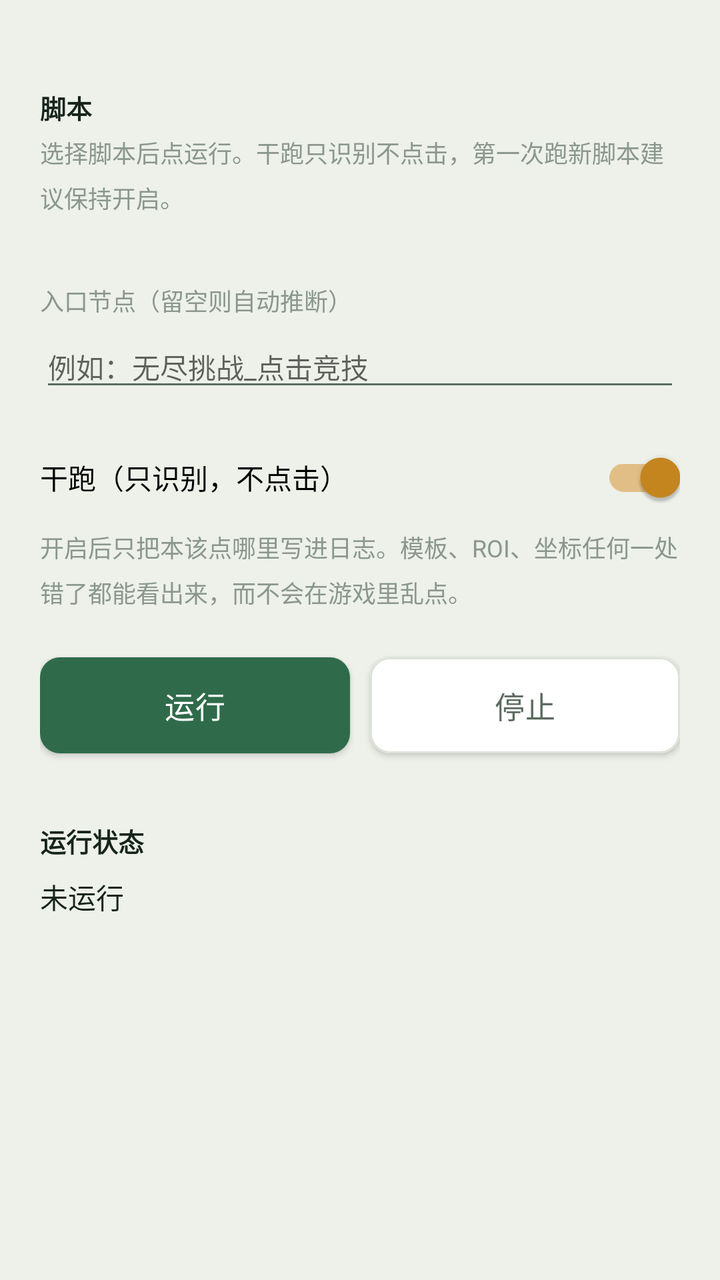
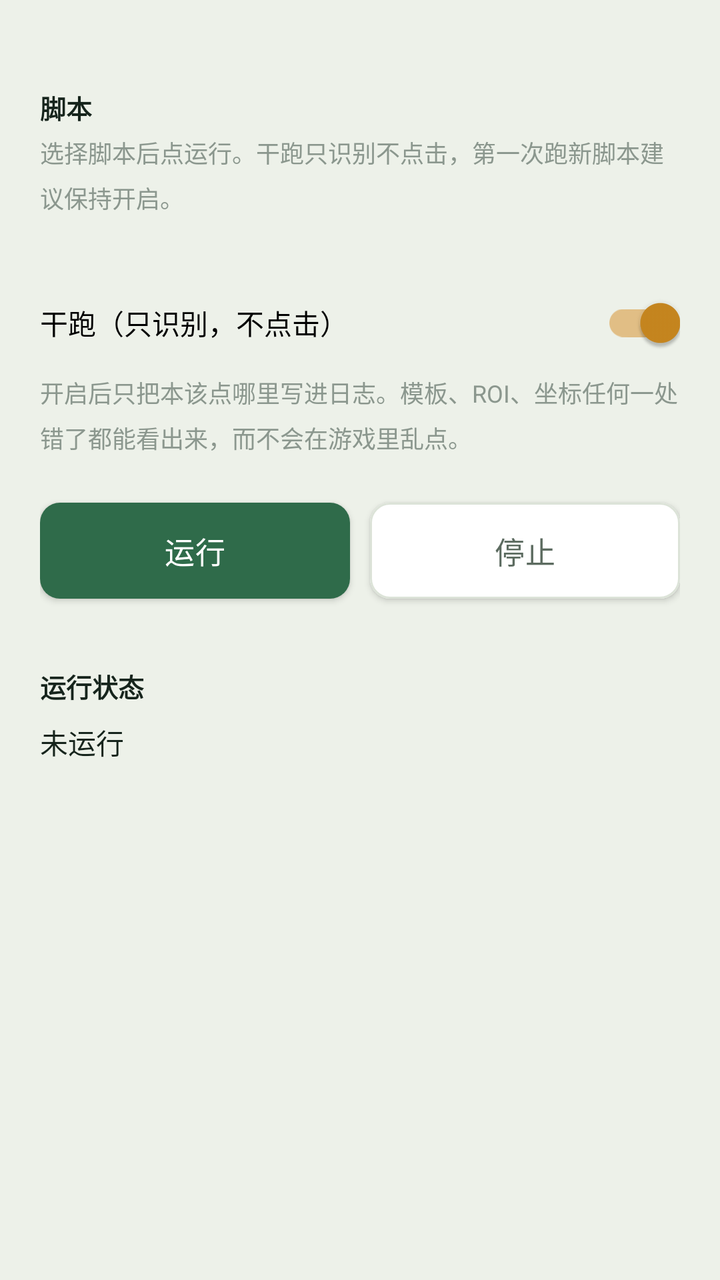

Before-and-after screenshots of an Android layout around one commit, followed by the original layout XML and the change that was made.
<!-- AndroidManifest.xml: application theme Theme.Pvz2Auto -->
<!-- res/layout/activity_script.xml -->
<?xml version="1.0" encoding="utf-8"?>
<ScrollView xmlns:android="http://schemas.android.com/apk/res/android"
    android:layout_width="match_parent"
    android:layout_height="match_parent"
    android:background="@color/paper"
    android:fillViewport="true">

    <LinearLayout
        android:layout_width="match_parent"
        android:layout_height="wrap_content"
        android:orientation="vertical"
        android:paddingHorizontal="20dp"
        android:paddingTop="20dp"
        android:paddingBottom="32dp">

        <TextView
            style="@style/Text.Section"
            android:layout_width="wrap_content"
            android:layout_height="wrap_content"
            android:text="@string/script_title" />

        <TextView
            style="@style/Text.Hint"
            android:layout_marginTop="4dp"
            android:layout_width="match_parent"
            android:layout_height="wrap_content"
            android:text="@string/script_subtitle" />

        
        <LinearLayout
            android:id="@+id/scriptList"
            android:layout_width="match_parent"
            android:layout_height="wrap_content"
            android:layout_marginTop="16dp"
            android:orientation="vertical" />

        <TextView
            style="@style/Text.Hint"
            android:layout_marginTop="18dp"
            android:layout_width="match_parent"
            android:layout_height="wrap_content"
            android:text="@string/script_entry_label" />

        <EditText
            android:id="@+id/etEntry"
            style="@style/Text.Body"
            android:layout_width="match_parent"
            android:layout_height="wrap_content"
            android:layout_marginTop="4dp"
            android:hint="@string/script_entry_hint"
            android:inputType="text"
            android:singleLine="true" />

        <LinearLayout
            android:layout_width="match_parent"
            android:layout_height="wrap_content"
            android:layout_marginTop="14dp"
            android:gravity="center_vertical"
            android:orientation="horizontal">

            <com.google.android.material.switchmaterial.SwitchMaterial
                android:id="@+id/swDryRun"
                android:layout_width="0dp"
                android:layout_height="wrap_content"
                android:layout_weight="1"
                android:checked="true"
                android:text="@string/script_dry_run" />
        </LinearLayout>

        <TextView
            style="@style/Text.Hint"
            android:layout_marginTop="2dp"
            android:layout_width="match_parent"
            android:layout_height="wrap_content"
            android:text="@string/script_dry_run_hint" />

        <LinearLayout
            android:layout_width="match_parent"
            android:layout_height="wrap_content"
            android:layout_marginTop="18dp"
            android:orientation="horizontal">

            <com.google.android.material.button.MaterialButton
                android:id="@+id/btnScriptRun"
                style="@style/AppButton"
                android:layout_width="0dp"
                android:layout_height="wrap_content"
                android:layout_weight="1"
                android:text="@string/script_run" />

            <com.google.android.material.button.MaterialButton
                android:id="@+id/btnScriptStop"
                style="@style/AppButton.Outline"
                android:layout_width="0dp"
                android:layout_height="wrap_content"
                android:layout_marginStart="10dp"
                android:layout_weight="1"
                android:text="@string/script_stop" />
        </LinearLayout>

        
        <TextView
            style="@style/Text.Section"
            android:layout_marginTop="28dp"
            android:layout_width="wrap_content"
            android:layout_height="wrap_content"
            android:text="@string/script_status_title" />

        <TextView
            android:id="@+id/tvScriptMessage"
            style="@style/Text.Body"
            android:layout_marginTop="8dp"
            android:layout_width="match_parent"
            android:layout_height="wrap_content"
            android:text="@string/script_idle" />

        <TextView
            android:id="@+id/tvScriptProgress"
            style="@style/Text.Hint"
            android:layout_marginTop="6dp"
            android:layout_width="match_parent"
            android:layout_height="wrap_content"
            android:text="" />

        
        <TextView
            android:id="@+id/tvScriptHits"
            style="@style/Text.Hint"
            android:layout_marginTop="10dp"
            android:layout_width="match_parent"
            android:layout_height="wrap_content"
            android:fontFamily="monospace"
            android:minLines="4"
            android:text="" />

    </LinearLayout>
</ScrollView>
<!-- resources referenced by this layout -->
<resources>
  <color name="paper">#EDF1E9</color>
  <string name="script_dry_run">干跑（只识别，不点击）</string>
  <string name="script_dry_run_hint">开启后只把"本该点哪里"写进日志。模板、ROI、坐标任何一处错了都能看出来，而不会在游戏里乱点。</string>
  <string name="script_entry_hint">例如：无尽挑战_点击竞技</string>
  <string name="script_entry_label">入口节点（留空则自动推断）</string>
  <string name="script_idle">未运行</string>
  <string name="script_run">运行</string>
  <string name="script_status_title">运行状态</string>
  <string name="script_stop">停止</string>
  <string name="script_subtitle">选择脚本后点运行。干跑只识别不点击，第一次跑新脚本建议保持开启。</string>
  <string name="script_title">脚本</string>
  <style name="AppButton" parent="Widget.MaterialComponents.Button">
          <item name="android:layout_width">match_parent</item>
          <item name="android:layout_height">wrap_content</item>
          <item name="android:textAllCaps">false</item>
          <item name="android:letterSpacing">0.01</item>
          <item name="android:textSize">15sp</item>
          <item name="android:paddingTop">13dp</item>
          <item name="android:paddingBottom">13dp</item>
          <item name="cornerRadius">10dp</item>
          <item name="elevation">0dp</item>
      </style>
  <style name="AppButton.Outline">
          <item name="backgroundTint">@color/surface</item>
          <item name="android:textColor">@color/ink_muted</item>
          <item name="strokeColor">@color/hairline</item>
          <item name="strokeWidth">1dp</item>
          <item name="rippleColor">@color/lawn_tint</item>
      </style>
  <style name="Text.Body">
          <item name="android:textSize">14sp</item>
      </style>
  <style name="Text.Hint">
          <item name="android:layout_width">match_parent</item>
          <item name="android:textSize">12sp</item>
          <item name="android:textColor">@color/ink_faint</item>
          <item name="android:lineSpacingMultiplier">1.3</item>
      </style>
  <style name="Text.Section">
          <item name="android:layout_width">match_parent</item>
          <item name="android:textSize">13sp</item>
          <item name="android:textStyle">bold</item>
          <item name="android:layout_marginTop">24dp</item>
      </style>
  <style name="Theme.Pvz2Auto" parent="Theme.MaterialComponents.Light.NoActionBar">
          <item name="colorPrimary">@color/lawn</item>
          <item name="colorPrimaryVariant">@color/lawn_pressed</item>
          <item name="colorOnPrimary">@color/on_lawn</item>
          <item name="colorSecondary">@color/sun</item>
          <item name="colorOnSecondary">@color/ink</item>
          <item name="colorSurface">@color/surface</item>
          <item name="colorOnSurface">@color/ink</item>
          <item name="android:colorBackground">@color/paper</item>
          <item name="android:textColorPrimary">@color/ink</item>
          <item name="android:textColorSecondary">@color/ink_muted</item>
          
          <item name="android:statusBarColor">@color/paper</item>
          <item name="android:windowLightStatusBar">true</item>
          <item name="android:navigationBarColor">@color/paper</item>
      </style>
  <color name="surface">#FFFFFF</color>
  <color name="ink_muted">#5C6B60</color>
  <color name="hairline">#DCE3D8</color>
  <color name="lawn_tint">#E4EDE7</color>
  <color name="ink_faint">#8B978E</color>
  <color name="lawn">#2F6B4A</color>
  <color name="lawn_pressed">#245539</color>
  <color name="on_lawn">#FFFFFF</color>
  <color name="sun">#C8871F</color>
  <color name="ink">#16241C</color>
</resources>

<!-- the commit's change to res/layout/activity_script.xml (unified diff, before → after) -->
@@ -34,22 +34,7 @@
             android:layout_marginTop="16dp"
             android:orientation="vertical" />
 
-        <TextView
-            style="@style/Text.Hint"
-            android:layout_marginTop="18dp"
-            android:layout_width="match_parent"
-            android:layout_height="wrap_content"
-            android:text="@string/script_entry_label" />
-
-        <EditText
-            android:id="@+id/etEntry"
-            style="@style/Text.Body"
-            android:layout_width="match_parent"
-            android:layout_height="wrap_content"
-            android:layout_marginTop="4dp"
-            android:hint="@string/script_entry_hint"
-            android:inputType="text"
-            android:singleLine="true" />
+        
 
         <LinearLayout
             android:layout_width="match_parent"
<!-- resource entries referenced after the edit -->
@@ -3,8 +3,6 @@
   <color name="paper">#EDF1E9</color>
   <string name="script_dry_run">干跑（只识别，不点击）</string>
   <string name="script_dry_run_hint">开启后只把"本该点哪里"写进日志。模板、ROI、坐标任何一处错了都能看出来，而不会在游戏里乱点。</string>
-  <string name="script_entry_hint">例如：无尽挑战_点击竞技</string>
-  <string name="script_entry_label">入口节点（留空则自动推断）</string>
   <string name="script_idle">未运行</string>
   <string name="script_run">运行</string>
   <string name="script_status_title">运行状态</string>
